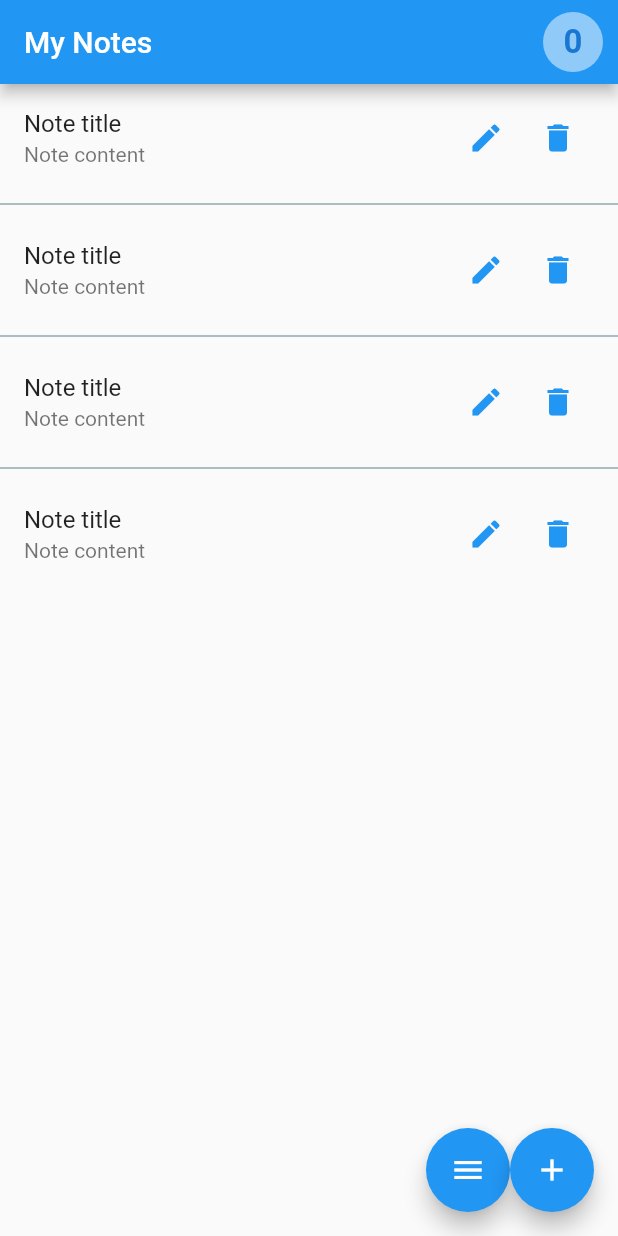
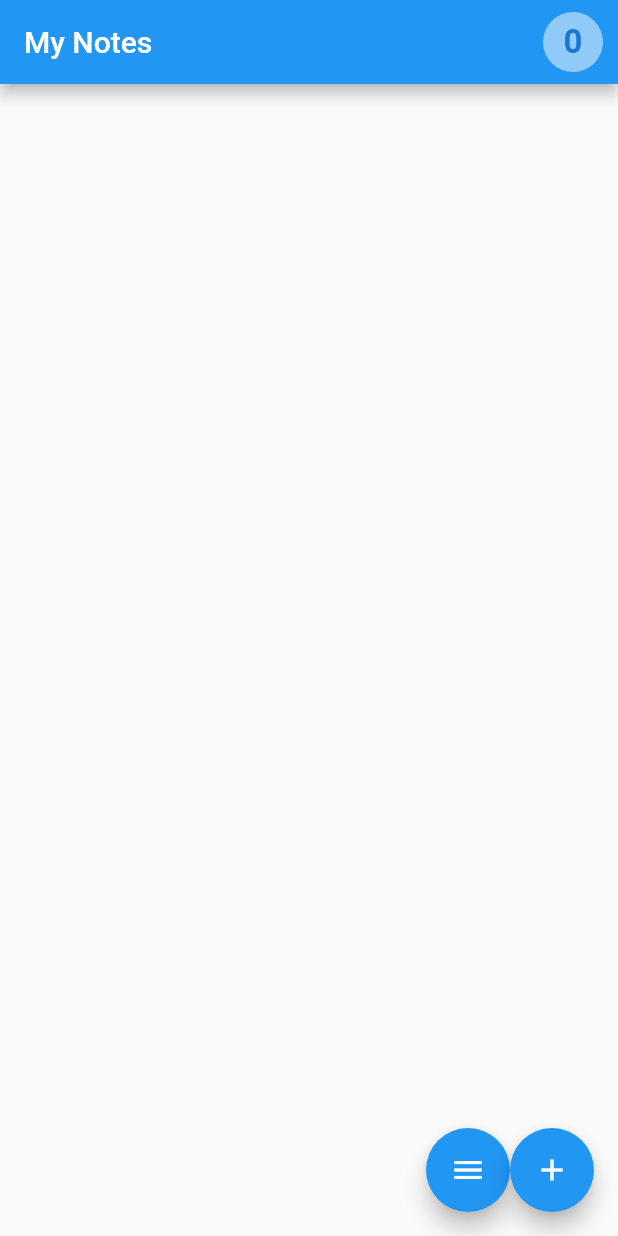
Before and after one commit to haoyangkong99/mapfinal, a Flutter app: the HomeScreen screen opened directly, on a phone screen of 412 x 824 dp. Run offline on Flutter 3.47's test engine with Material 2 defaults, Android fonts, the phone set to English and light mode, and no system bars; our stand-ins replace cloud_firestore, firebase_auth, firebase_core, stacked, stacked_core and 1 more; missing offline and left inert: dart:ffi; accounts and stored records are empty.

Commit message:
Task B2 completed

```diff
--- a/lib/home_screen.dart
+++ b/lib/home_screen.dart
@@ -31,7 +31,7 @@ class HomeScreen extends StatelessWidget {
                 ],
               ),
               body: ListView.separated(
-                itemCount: 4,
+                itemCount: model.data!.length,
                 separatorBuilder: (context, index) => const Divider(
                   color: Colors.blueGrey,
                 ),
@@ -55,8 +55,8 @@ class HomeScreen extends StatelessWidget {
                       ],
                     ),
                   ),
-                  title: const Text('Note title'),
-                  subtitle: const Text('Note content'),
+                  title: Text(model.data![index].title.toString()),
+                  subtitle: Text(model.data![index].content.toString()),
                   onTap: () {},
                   onLongPress: () {},
                 ),
```
Also changed, not shown: 1 other file.
